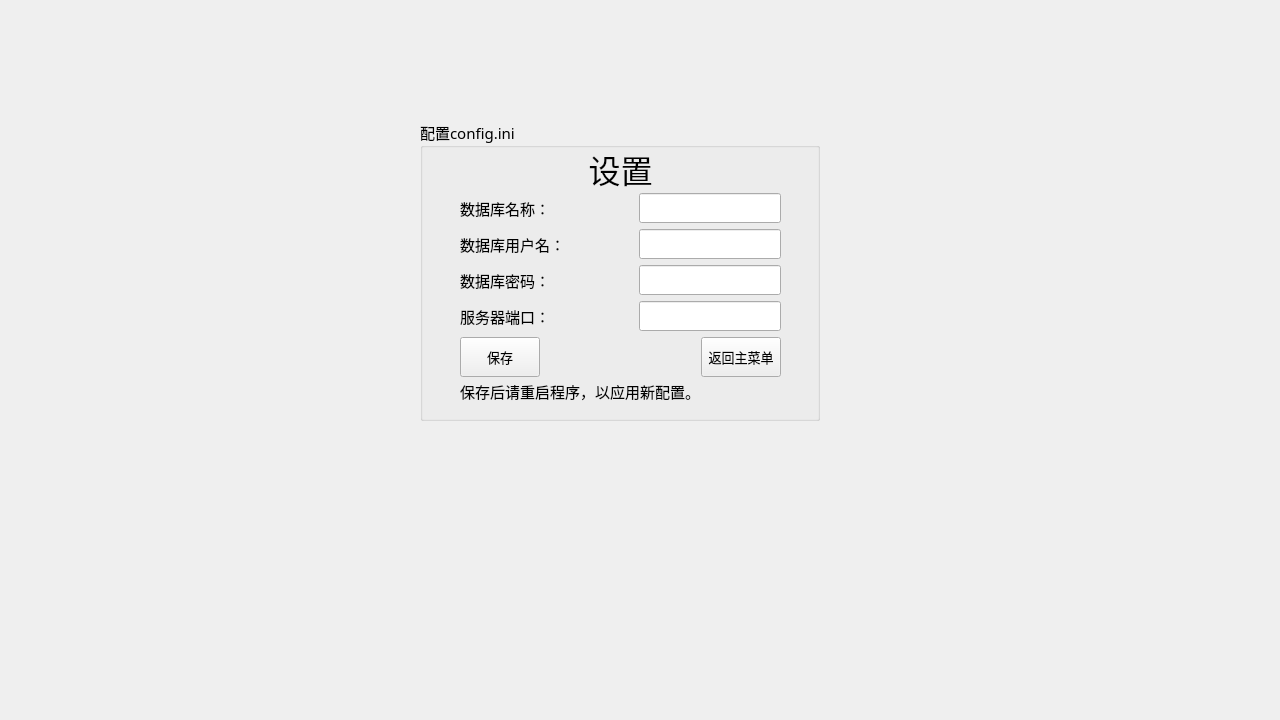
First picture: the form in server/ConfigUI.ui, repository AlanForeverAi/Exams, before the edit.
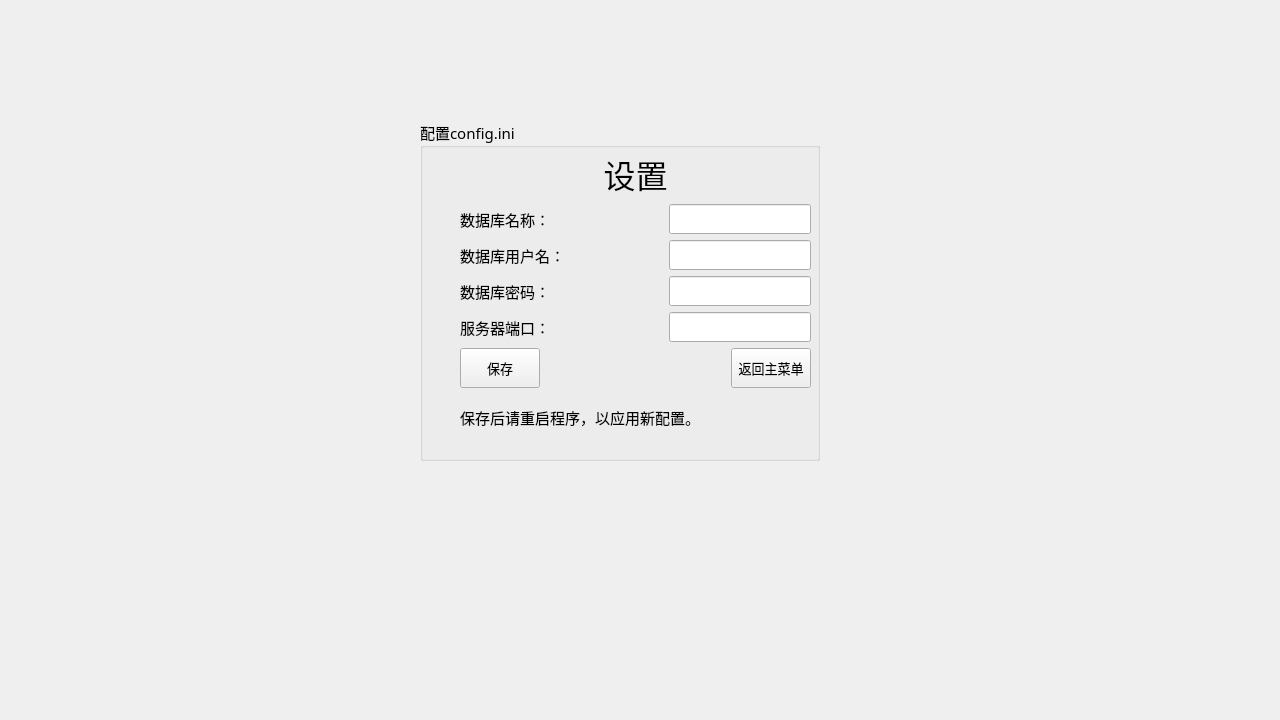
Second picture: the form after the edit.

Diff of the .ui file:
```diff
--- a/server/ConfigUI.ui
+++ b/server/ConfigUI.ui
@@ -34,7 +34,7 @@
      <x>420</x>
      <y>120</y>
      <width>400</width>
-     <height>301</height>
+     <height>341</height>
     </rect>
    </property>
    <property name="sizePolicy">
@@ -58,13 +58,13 @@
    <property name="title">
     <string>配置config.ini</string>
    </property>
-   <widget class="QWidget" name="">
+   <widget class="QWidget" name="layoutWidget">
     <property name="geometry">
      <rect>
       <x>40</x>
       <y>30</y>
-      <width>321</width>
-      <height>253</height>
+      <width>351</width>
+      <height>290</height>
      </rect>
     </property>
     <layout class="QVBoxLayout" name="verticalLayout">
```
Left out of the diff: 3 changed lines with no effect on the pictures.
